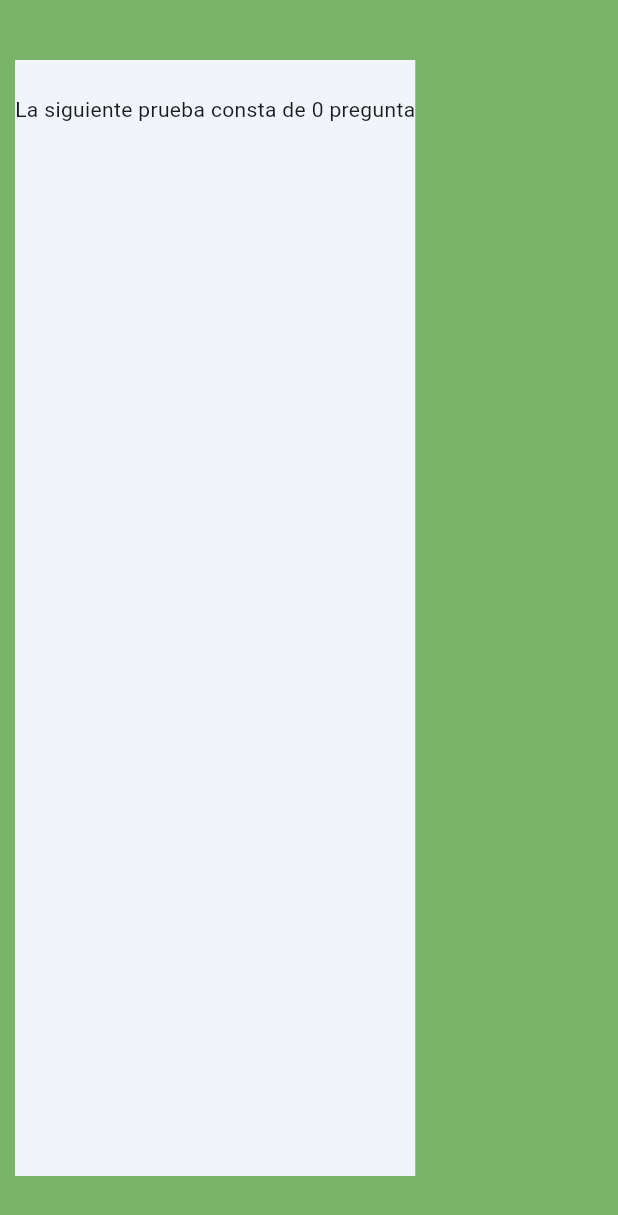
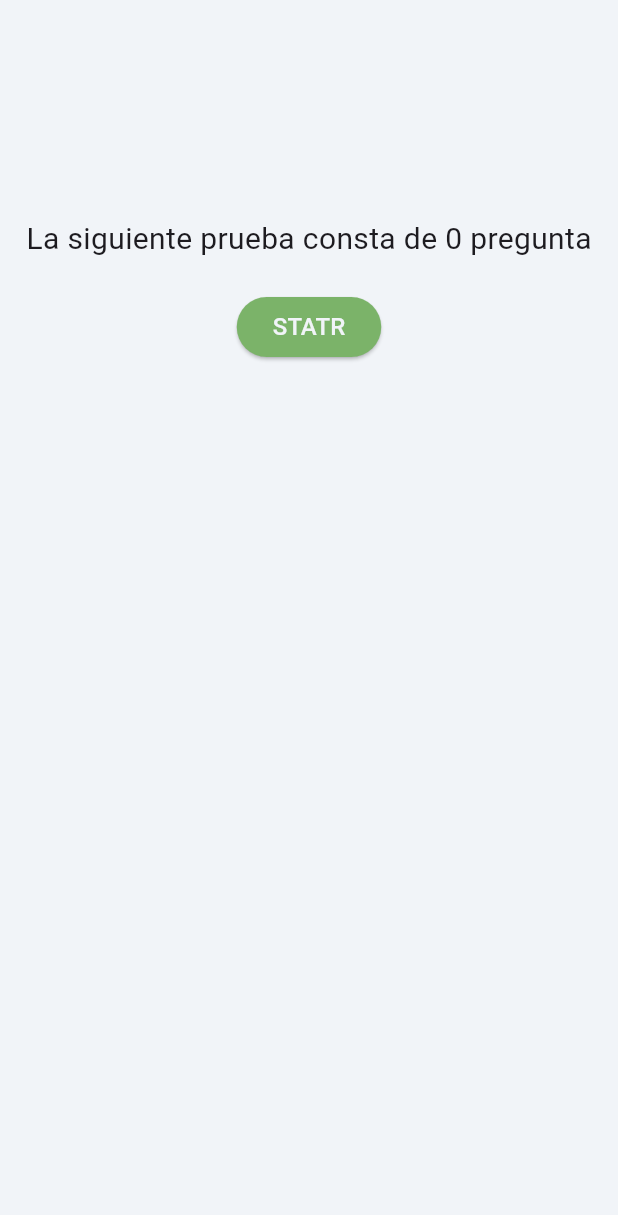
Before and after one commit to JosCariDe/front-preparate-icfes-caribe, a Flutter app: the SimulacroScreen screen opened directly with empty values, on a phone screen of 412 x 824 dp. Shown: the top 1215 px of the screen. Run offline on Flutter 3.47's test engine with Material 3 defaults, Android fonts, the phone set to English and light mode, and no system bars; network calls fail.

Commit message:
Feat/simulacro screen

```diff
--- a/lib/config/theme/app_theme.dart
+++ b/lib/config/theme/app_theme.dart
@@ -31,6 +31,12 @@ class AppTheme {
     return ThemeData(
       useMaterial3: true,
       colorSchemeSeed: _colorThemes[selectedColor],
+      textTheme: const TextTheme(
+        bodyMedium: TextStyle(fontSize: 16.0),
+        // Puedes añadir más estilos aquí si es necesario, por ejemplo:
+        // headlineLarge: TextStyle(fontSize: 24.0, fontWeight: FontWeight.bold),
+        // titleMedium: TextStyle(fontSize: 18.0),
+      ),
     );
   }
 }
--- a/lib/presentation/screens/preguntas_screen.dart
+++ b/lib/presentation/screens/preguntas_screen.dart
@@ -8,6 +8,8 @@ class PreguntasScreen extends StatefulWidget {
 }
 
 class _PreguntasScreenState extends State<PreguntasScreen> {
+
+
   @override
   Widget build(BuildContext context) {
     return Container();
--- a/lib/presentation/screens/simulacro_screen.dart
+++ b/lib/presentation/screens/simulacro_screen.dart
@@ -1,31 +1,58 @@
 import 'package:caribe_app/config/theme/app_theme.dart';
 import 'package:caribe_app/domain/entities/simulacro.dart';
+import 'package:caribe_app/presentation/screens/preguntas_screen.dart';
 import 'package:flutter/material.dart';
 
 class SimulacroScreen extends StatelessWidget {
   final Simulacro simulacro;
   const SimulacroScreen({super.key, required this.simulacro});
 
-
-
   @override
   Widget build(BuildContext context) {
     var cantidadPreguntas = simulacro.listaIdPreguntas?.length;
-    return Scaffold(
-      backgroundColor: primaryColor,
+    return SafeArea(
+      child: Scaffold(
+        backgroundColor: primaryBackground,
         body: Padding(
-        padding: EdgeInsets.symmetric(vertical: 40, horizontal: 10),
+          padding: EdgeInsets.symmetric(vertical: 100, horizontal: 10),
           child: Container(
+            alignment: Alignment.center,
             decoration: BoxDecoration(color: primaryBackground),
             child: Column(
               children: [
-              Text(simulacro.titulo, style: TextStyle()),
+                Text(
+                  simulacro.titulo,
+                  style: TextStyle(
+                    fontSize: 30,
+                    color: primaryColor,
+                    fontWeight: FontWeight.bold,
+                  ),
+                ),
                 SizedBox(height: 2),
                 Text(
-                'La siguiente prueba consta de $cantidadPreguntas ${cantidadPreguntas! > 1 ? 'preguntas': 'pregunta'}',
+                  'La siguiente prueba consta de $cantidadPreguntas ${cantidadPreguntas! > 1 ? 'preguntas' : 'pregunta'}',
+                  style: TextStyle(fontSize: 20),
                 ),
-
+                SizedBox(height: 20),
+                ElevatedButton(
+                  onPressed: () {
+                    Navigator.push(
+                      context,
+                      MaterialPageRoute(builder: (context) => PreguntasScreen()),
+                    );
+                  },
+                  style: ButtonStyle(
+                    backgroundColor: WidgetStateProperty.all<Color>(
+                      primaryColor,
+                    ),
+                  ),
+                  child: Text(
+                    'STATR',
+                    style: TextStyle(color: primaryBackground, fontSize: 16),
+                  ),
+                ),
               ],
+            ),
           ),
         ),
       ),
```
Also changed, not shown: lib/presentation/screens/clase_screen.dart (+68 -23 lines), lib/presentation/screens/home_screen.dart (+16 -8 lines). Lines whose indentation alone changed are shown as unchanged.
